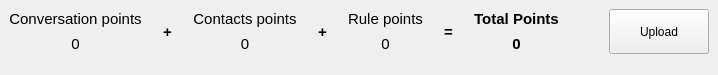
First picture: the form in src/chatbot/front-end/scorewidget.ui, repository lvklabs/chatbot, before the edit.
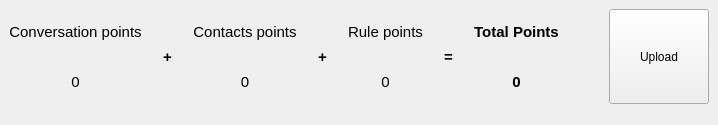
Second picture: the form after the edit. Icons and pictures are not drawn.

Commit message: Showing Score Interval Remaining time in 'score' tab. Added const attribute to some methods in AppFacade

The edit to the form file:
```diff
--- a/src/chatbot/front-end/scorewidget.ui
+++ b/src/chatbot/front-end/scorewidget.ui
@@ -7,7 +7,7 @@
     <x>0</x>
     <y>0</y>
     <width>718</width>
-    <height>75</height>
+    <height>125</height>
    </rect>
   </property>
   <property name="sizePolicy">
```
Left out of the diff: 58 changed lines with no effect on the pictures. The commit also changes 7 other files.
